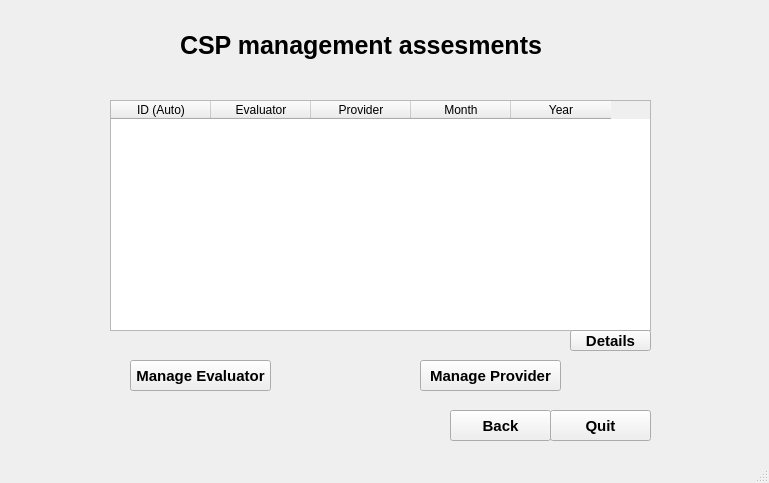
FTACSP/prototype, file ui/StatusAPIUX.ui: the form before one commit.
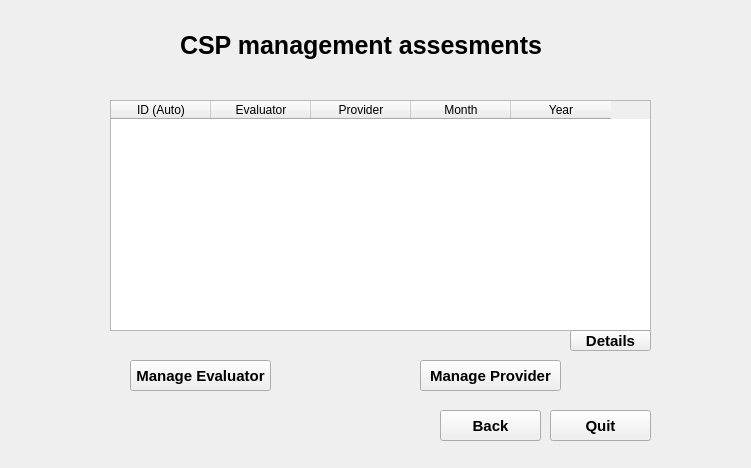
The form after the commit.

Patch:
```diff
--- a/ui/StatusAPIUX.ui
+++ b/ui/StatusAPIUX.ui
@@ -9,8 +9,8 @@
    <rect>
     <x>0</x>
     <y>0</y>
-    <width>769</width>
-    <height>483</height>
+    <width>751</width>
+    <height>468</height>
    </rect>
   </property>
   <property name="font">
@@ -241,7 +241,7 @@
    <widget class="QPushButton" name="botao_4">
     <property name="geometry">
      <rect>
-      <x>450</x>
+      <x>440</x>
       <y>410</y>
       <width>101</width>
       <height>31</height>
@@ -306,7 +306,6 @@
     </rect>
    </property>
   </widget>
-  <widget class="QStatusBar" name="statusbar"/>
  </widget>
  <tabstops>
   <tabstop>botao_10</tabstop>
```
Left out of the diff: 4 changed lines with no effect on the pictures.
